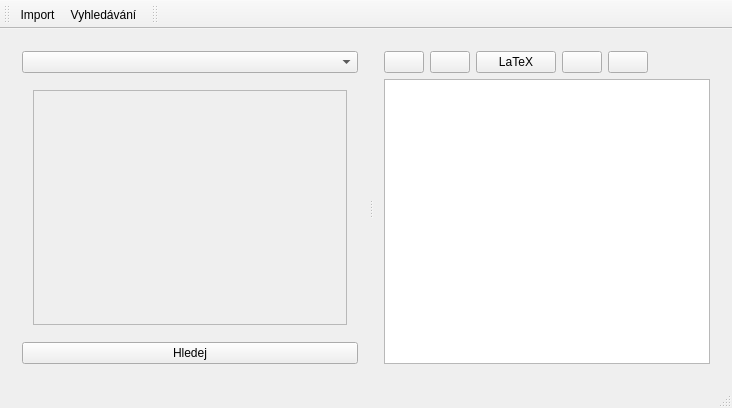
Qt form vfkmainwindow.ui (ctu-geoforall-lab/qgis-vfk-plugin-cpp) before a commit.
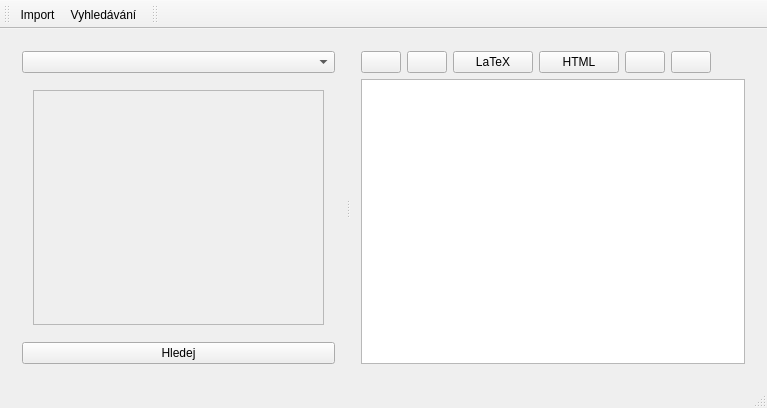
The same form after that commit. The open tabs and pages were chosen to show the change. Icons and pictures are not drawn. Custom widgets are drawn as their Qt base class.

Commit message: RichTextDocument class added

```diff
--- a/vfkmainwindow.ui
+++ b/vfkmainwindow.ui
@@ -6,7 +6,7 @@
    <rect>
     <x>0</x>
     <y>0</y>
-    <width>732</width>
+    <width>767</width>
     <height>408</height>
    </rect>
   </property>
@@ -234,7 +234,7 @@
                  <rect>
                   <x>0</x>
                   <y>0</y>
-                  <width>62</width>
+                  <width>98</width>
                   <height>28</height>
                  </rect>
                 </property>
@@ -301,6 +301,13 @@
             </property>
            </widget>
           </item>
+          <item>
+           <widget class="QPushButton" name="htmlExportButton">
+            <property name="text">
+             <string>HTML</string>
+            </property>
+           </widget>
+          </item>
           <item>
            <widget class="QPushButton" name="selectParButton">
             <property name="text">
```
Left out of the diff: 8 changed lines with no effect on the pictures. The commit also changes 7 other files.
